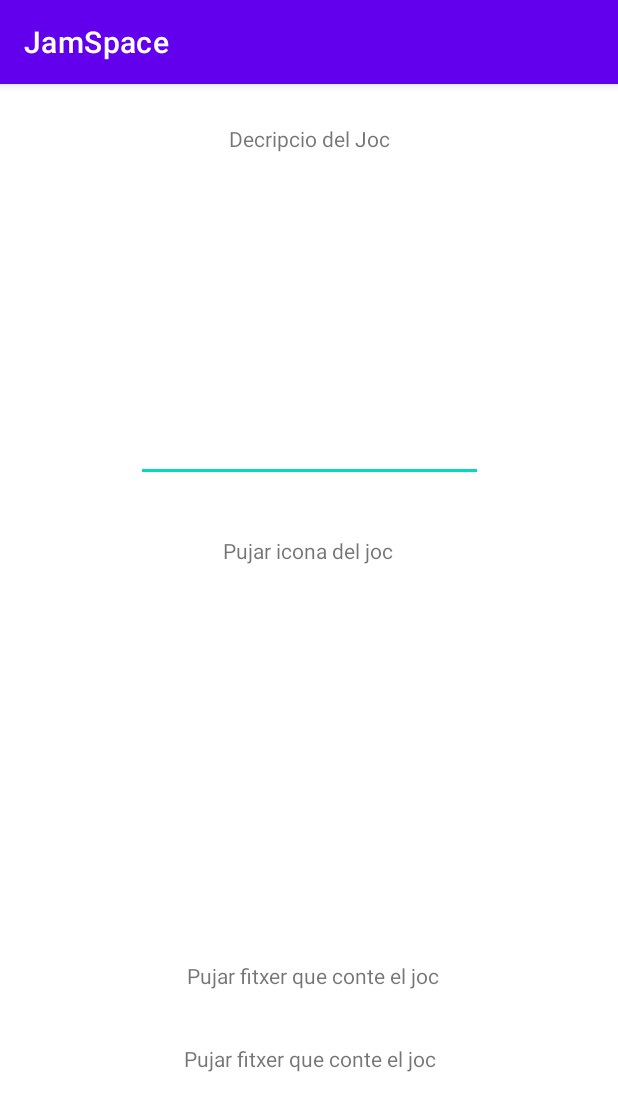
After one commit to a14jorsoltor/JamSpace, an Android app: the PostEditor screen opened directly, with no data from a screen before it, on a phone screen of 412 x 824 dp. The commit adds this screen. Shown: the top 1111 px of the screen. Run offline under Robolectric (Android 15) with nearby library versions, the phone set to English and light mode, and no system bars.

Commit message:
TODO game posts

```diff
--- a/app/src/main/AndroidManifest.xml
+++ b/app/src/main/AndroidManifest.xml
@@ -9,6 +9,9 @@
         android:roundIcon="@mipmap/ic_launcher_round"
         android:supportsRtl="true"
         android:theme="@style/Theme.Login">
+        <activity
+            android:name=".PostEditor"
+            android:exported="true" />
         <activity
             android:name=".Portfoli"
             android:exported="true" />
--- a/app/src/main/java/com/example/login/MainActivity.java
+++ b/app/src/main/java/com/example/login/MainActivity.java
@@ -58,6 +58,8 @@ public class MainActivity extends AppCompatActivity {
                         if (task.isSuccessful()) {
                             // Sign in success, update UI with the signed-in user's information
                             Log.d(LOG_TAG, "signInWithEmail:success");
+
+
                             Intent switchActivityIntent = new Intent(this, PantallaPrincipal.class);
                             startActivity(switchActivityIntent);
 
--- a/app/src/main/java/com/example/login/PantallaPrincipal.java
+++ b/app/src/main/java/com/example/login/PantallaPrincipal.java
@@ -18,8 +18,15 @@ public class PantallaPrincipal extends AppCompatActivity {
     }
 
 
+
+
     public void cvPortfoli(View view) {
         Intent switchActivityIntent = new Intent(this, Portfoli.class);
         startActivity(switchActivityIntent);
     }
+
+    public void cvEditPost(View view) {
+        Intent switchActivityIntent = new Intent(this, PostEditor.class);
+        startActivity(switchActivityIntent);
+    }
 }
--- /dev/null
+++ b/app/src/main/java/com/example/login/PostEditor.java
@@ -0,0 +1,14 @@
+package com.example.login;
+
+import androidx.appcompat.app.AppCompatActivity;
+
+import android.os.Bundle;
+
+public class PostEditor extends AppCompatActivity {
+
+    @Override
+    protected void onCreate(Bundle savedInstanceState) {
+        super.onCreate(savedInstanceState);
+        setContentView(R.layout.activity_post_editor);
+    }
+}
--- a/app/src/main/res/layout/activity_pantalla_principal.xml
+++ b/app/src/main/res/layout/activity_pantalla_principal.xml
@@ -27,12 +27,14 @@
             tools:ignore="OnClick" />
 
     </androidx.cardview.widget.CardView>
+
     <Button
         android:id="@+id/upload"
         android:layout_width="match_parent"
         android:layout_height="wrap_content"
-        android:text="Button" />
-
+        android:text="Posar nou post"
+        android:onClick="cvEditPost"
+        tools:ignore="OnClick" />
 
 
 </LinearLayout>
--- /dev/null
+++ b/app/src/main/res/layout/activity_post_editor.xml
@@ -0,0 +1,66 @@
+<?xml version="1.0" encoding="utf-8"?>
+<androidx.constraintlayout.widget.ConstraintLayout xmlns:android="http://schemas.android.com/apk/res/android"
+    xmlns:app="http://schemas.android.com/apk/res-auto"
+    xmlns:tools="http://schemas.android.com/tools"
+    android:layout_width="match_parent"
+    android:layout_height="match_parent"
+    tools:context=".PostEditor">
+
+    <TextView
+        android:id="@+id/tvDescripcioJoc"
+        android:layout_width="wrap_content"
+        android:layout_height="wrap_content"
+        android:text="Decripcio del Joc"
+        app:layout_constraintBottom_toTopOf="@+id/etDescripcioDelJoc"
+        app:layout_constraintEnd_toEndOf="parent"
+        app:layout_constraintStart_toStartOf="parent"
+        app:layout_constraintTop_toTopOf="parent" />
+
+    <EditText
+        android:id="@+id/etDescripcioDelJoc"
+        android:layout_width="231dp"
+        android:layout_height="193dp"
+        android:layout_marginTop="72dp"
+        android:ems="10"
+        android:gravity="start|top"
+        android:inputType="textMultiLine"
+        app:layout_constraintEnd_toEndOf="parent"
+        app:layout_constraintStart_toStartOf="parent"
+        app:layout_constraintTop_toTopOf="parent" />
+
+    <TextView
+        android:id="@+id/tvIconUpload"
+        android:layout_width="wrap_content"
+        android:layout_height="wrap_content"
+        android:layout_marginTop="36dp"
+        android:text="Pujar icona del joc"
+        app:layout_constraintEnd_toEndOf="parent"
+        app:layout_constraintHorizontal_bias="0.498"
+        app:layout_constraintStart_toStartOf="parent"
+        app:layout_constraintTop_toBottomOf="@+id/etDescripcioDelJoc" />
+
+    <TextView
+        android:id="@+id/tvGameUpload"
+        android:layout_width="wrap_content"
+        android:layout_height="wrap_content"
+        android:layout_marginTop="264dp"
+        android:text="Pujar fitxer que conte el joc"
+        app:layout_constraintEnd_toEndOf="parent"
+        app:layout_constraintHorizontal_bias="0.511"
+        app:layout_constraintStart_toStartOf="parent"
+        app:layout_constraintTop_toBottomOf="@+id/tvIconUpload" />
+
+    <TextView
+        android:id="@+id/tvGameFileRute"
+        android:layout_width="match_parent"
+        android:layout_height="wrap_content"
+        android:layout_marginTop="36dp"
+        android:textAlignment="center"
+        android:text="Pujar fitxer que conte el joc"
+        app:layout_constraintEnd_toEndOf="parent"
+        app:layout_constraintHorizontal_bias="0.51"
+        app:layout_constraintStart_toStartOf="parent"
+        app:layout_constraintTop_toBottomOf="@+id/tvGameUpload" />
+
+
+</androidx.constraintlayout.widget.ConstraintLayout>
--- a/app/src/main/res/values/strings.xml
+++ b/app/src/main/res/values/strings.xml
@@ -1,3 +1,3 @@
 <resources>
-    <string name="app_name">Login</string>
+    <string name="app_name">JamSpace</string>
 </resources>
```
